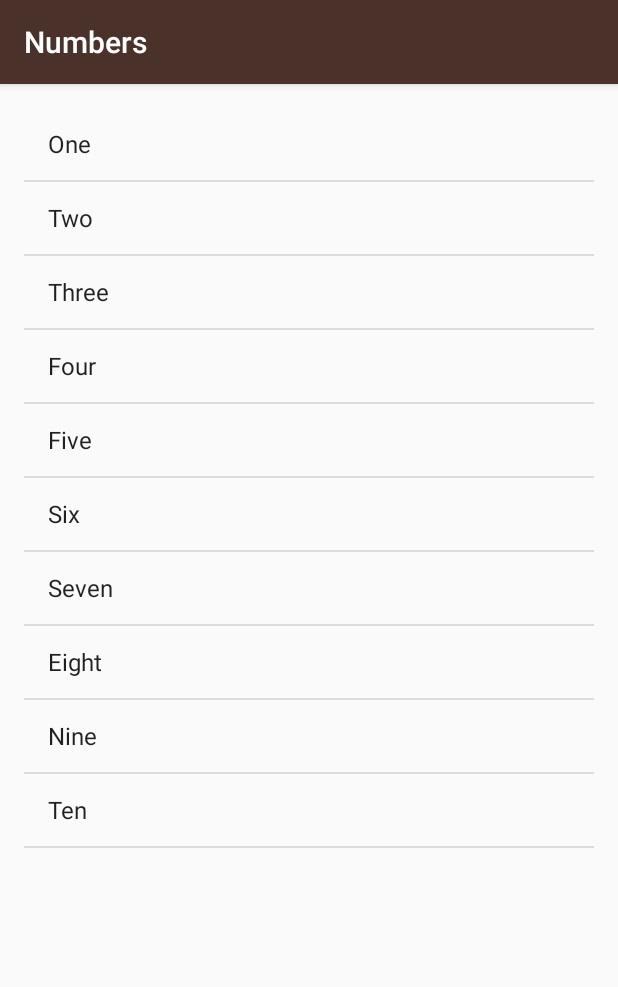
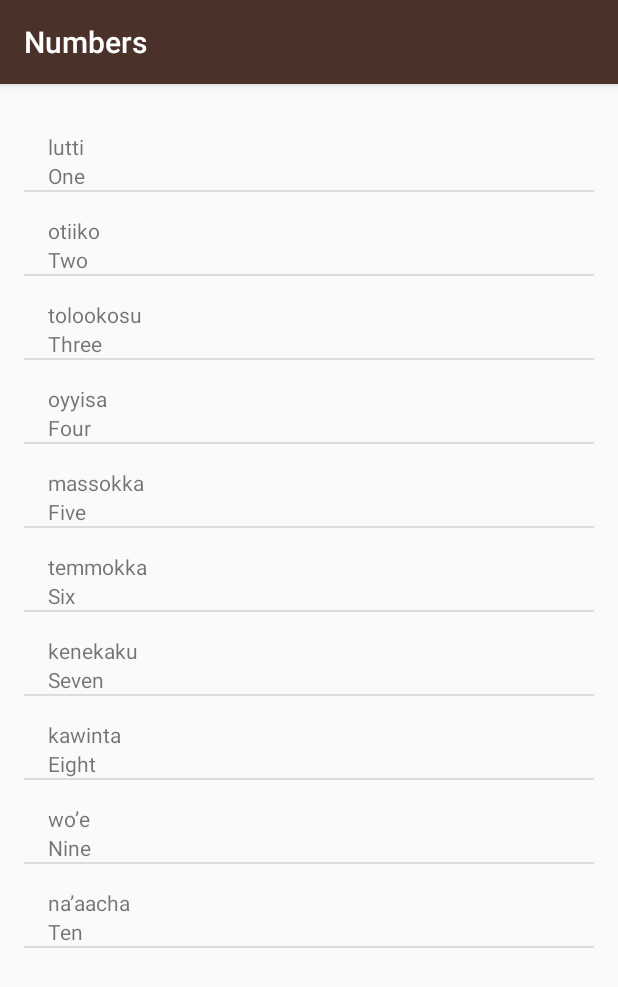
Before and after one commit to viditgupta92/AndroidStudioProjects, an Android app: the NumbersActivity screen opened directly, with no data from a screen before it, on a phone screen of 412 x 824 dp. Shown: the top 987 px of the screen. Run offline under Robolectric (Android 15) with nearby library versions, the phone set to English and light mode, and no system bars.

Commit message:
Numbers Activity page rendering using custom class

```diff
--- a/Miwok/app/src/main/java/com/example/android/miwok/NumbersActivity.java
+++ b/Miwok/app/src/main/java/com/example/android/miwok/NumbersActivity.java
@@ -2,7 +2,6 @@
 
 import android.os.Bundle;
 import android.support.v7.app.AppCompatActivity;
-import android.widget.ArrayAdapter;
 import android.widget.ListView;
 
 import java.util.ArrayList;
@@ -13,21 +12,23 @@
     protected void onCreate(Bundle savedInstanceState) {
         super.onCreate(savedInstanceState);
         setContentView(R.layout.activity_numbers);
-        ArrayList<String> words = new ArrayList<String>();
-        words.add("One");
-        words.add("Two");
-        words.add("Three");
-        words.add("Four");
-        words.add("Five");
-        words.add("Six");
-        words.add("Seven");
-        words.add("Eight");
-        words.add("Nine");
-        words.add("Ten");
-        ArrayAdapter<String> itemsAdapter = new ArrayAdapter<String>(this, android.R.layout.simple_list_item_1, words);
+
+        ArrayList<Word> words = new ArrayList<Word>();
+        words.add(new Word("One","lutti"));
+        words.add(new Word("Two","otiiko"));
+        words.add(new Word("Three","tolookosu"));
+        words.add(new Word("Four","oyyisa"));
+        words.add(new Word("Five","massokka"));
+        words.add(new Word("Six","temmokka"));
+        words.add(new Word("Seven","kenekaku"));
+        words.add(new Word("Eight","kawinta"));
+        words.add(new Word("Nine","wo’e"));
+        words.add(new Word("Ten","na’aacha"));
+
+        WordAdapter adapter = new WordAdapter(this,words);
 
         ListView listView = (ListView) findViewById(R.id.list);
 
-        listView.setAdapter(itemsAdapter);
+        listView.setAdapter(adapter);
     }
 }
--- /dev/null
+++ b/Miwok/app/src/main/java/com/example/android/miwok/Word.java
@@ -0,0 +1,26 @@
+package com.example.android.miwok;
+
+/**
+ * Created by vidit on 7/19/2017.
+ */
+
+public class Word {
+    String defaultTranslation = new String();
+    String miwokTranslation = new String();
+
+    public Word(String eDefaultTranslation, String eMiwokTranslation)
+    {
+        defaultTranslation = eDefaultTranslation;
+        miwokTranslation = eMiwokTranslation;
+    }
+
+    public String getDefaultTranslation()
+    {
+        return defaultTranslation;
+    }
+
+    public String getMiwokTranslation()
+    {
+        return miwokTranslation;
+    }
+}
--- /dev/null
+++ b/Miwok/app/src/main/java/com/example/android/miwok/WordAdapter.java
@@ -0,0 +1,56 @@
+package com.example.android.miwok;
+
+import android.app.Activity;
+import android.support.annotation.NonNull;
+import android.support.annotation.Nullable;
+import android.view.LayoutInflater;
+import android.view.View;
+import android.view.ViewGroup;
+import android.widget.ArrayAdapter;
+import android.widget.TextView;
+
+import java.util.ArrayList;
+
+/**
+ * Created by vidit on 7/20/2017.
+ */
+
+public class WordAdapter extends ArrayAdapter<Word> {
+
+    public WordAdapter(Activity context, ArrayList<Word> words) {
+        // Here, we initialize the ArrayAdapter's internal storage for the context and the list.
+        // the second argument is used when the ArrayAdapter is populating a single TextView.
+        // Because this is a custom adapter for two TextViews and an ImageView, the adapter is not
+        // going to use this second argument, so it can be any value. Here, we used 0.
+        super(context, 0, words);
+    }
+    @NonNull
+    @Override
+    public View getView(int position, @Nullable View convertView, @NonNull ViewGroup parent) {
+        // Check if the existing view is being reused, otherwise inflate the view
+        View listItemView = convertView;
+        if(listItemView == null) {
+            listItemView = LayoutInflater.from(getContext()).inflate(
+                    R.layout.list_item, parent, false);
+        }
+
+        // Get the {@link AndroidFlavor} object located at this position in the list
+        Word currentWord = getItem(position);
+
+        // Find the TextView in the list_item.xml layout with the ID version_name
+        TextView nameTextView = (TextView) listItemView.findViewById(R.id.default_text_view);
+        // Get the version name from the current AndroidFlavor object and
+        // set this text on the name TextView
+        nameTextView.setText(currentWord.getDefaultTranslation());
+
+        // Find the TextView in the list_item.xml layout with the ID version_number
+        TextView numberTextView = (TextView) listItemView.findViewById(R.id.miwok_text_view);
+        // Get the version number from the current AndroidFlavor object and
+        // set this text on the number TextView
+        numberTextView.setText(currentWord.getMiwokTranslation());
+
+        // Return the whole list item layout (containing 2 TextViews and an ImageView)
+        // so that it can be shown in the ListView
+        return listItemView;
+    }
+}
--- /dev/null
+++ b/Miwok/app/src/main/res/layout/list_item.xml
@@ -0,0 +1,23 @@
+<?xml version="1.0" encoding="utf-8"?>
+<LinearLayout xmlns:android="http://schemas.android.com/apk/res/android"
+    xmlns:tools="http://schemas.android.com/tools"
+    android:id="@+id/list_item"
+    android:orientation="vertical"
+    android:layout_width="match_parent"
+    android:layout_height="match_parent"
+    android:paddingTop="16dp"
+    android:paddingLeft="16dp">
+
+    <TextView
+        android:id="@+id/miwok_text_view"
+        android:layout_width="match_parent"
+        android:layout_height="match_parent"
+        tools:text="lutti"/>
+
+    <TextView
+        android:id="@+id/default_text_view"
+        android:layout_width="match_parent"
+        android:layout_height="match_parent"
+        tools:text="one"/>
+
+</LinearLayout>
```
